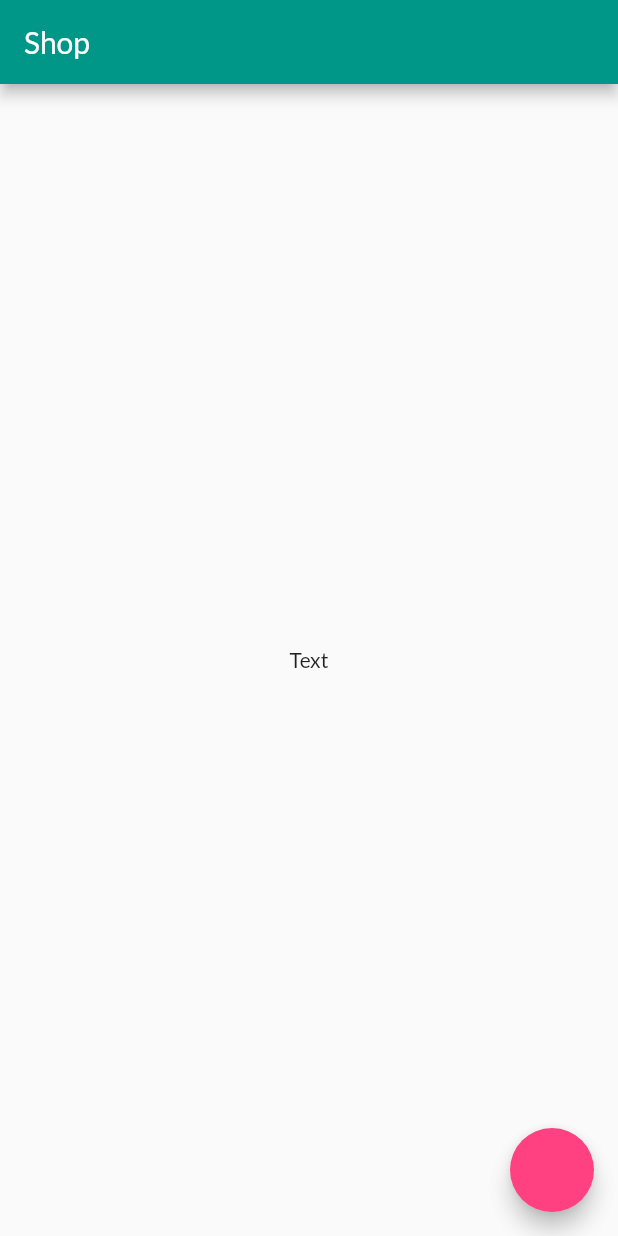
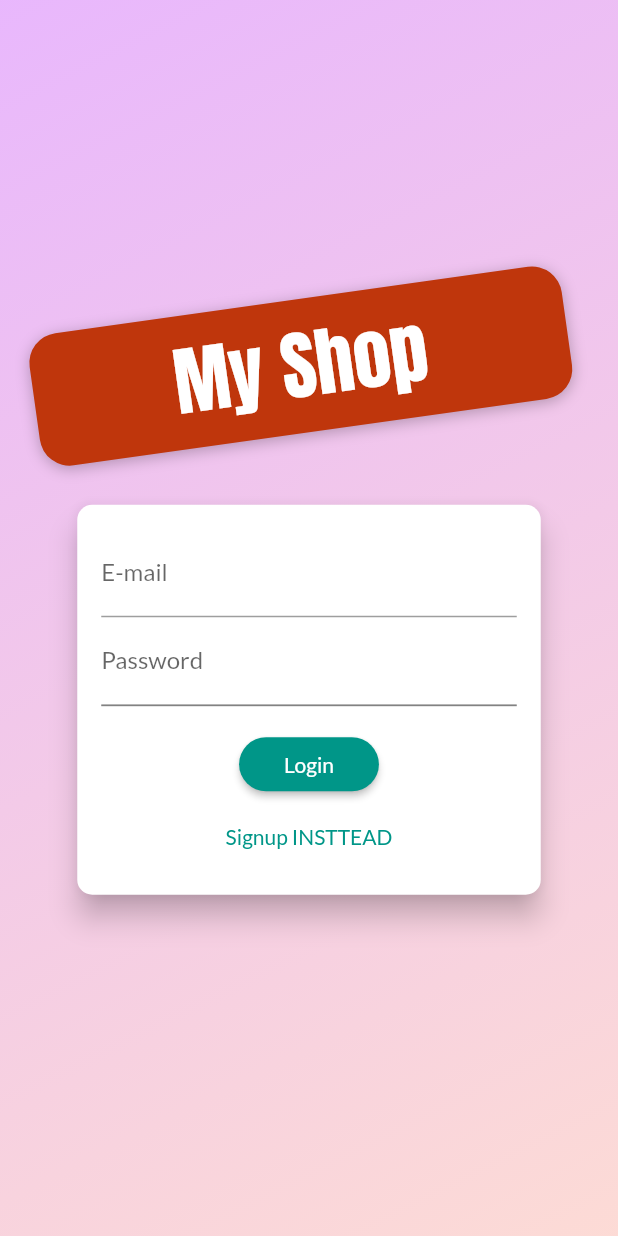
Before and after one commit to Ahmed-Mohmmed-Yousef/flutter_real_shop, a Flutter app: the screen it shows after launch, on a phone screen of 412 x 824 dp. Run offline on Flutter 3.47's test engine with Material 2 defaults, Android fonts, the phone set to English and light mode, and no system bars; our stand-ins replace google_fonts; missing offline and left inert: dart:ffi.

Commit message:
Auth Screen

```diff
--- a/lib/main.dart
+++ b/lib/main.dart
@@ -4,6 +4,7 @@ import 'package:flutter_app/providers/cart.dart';
 import 'package:flutter_app/providers/orders.dart';
 import 'package:flutter_app/providers/product.dart';
 import 'package:flutter_app/providers/products.dart';
+import 'package:flutter_app/screen/auth_screen.dart';
 import 'package:flutter_app/screen/cart_screen.dart';
 import 'package:flutter_app/screen/edit_screen.dart';
 import 'package:flutter_app/screen/oredrs_screen.dart';
@@ -39,8 +40,9 @@ class MyApp extends StatelessWidget {
         accentColor: Colors.pinkAccent,
         fontFamily: GoogleFonts.lato().fontFamily,
       ),
-      initialRoute: ProductOverviewScreen.routeName,
+      initialRoute: AuthScreen.routeName,
       routes: {
+        AuthScreen.routeName: (context) => AuthScreen(),
         SplashScreen.routeName: (context) => SplashScreen(),
         ProductOverviewScreen.routeName: (context) => ProductOverviewScreen(),
         ProductDetailScreen.routeName: (context) => ProductDetailScreen(),
--- a/lib/screen/auth_screen.dart
+++ b/lib/screen/auth_screen.dart
@@ -0,0 +1,266 @@
+import 'dart:ffi';
+import 'dart:math';
+
+import 'package:flutter/material.dart';
+import 'package:google_fonts/google_fonts.dart';
+
+class AuthScreen extends StatelessWidget {
+  static const routeName = '/AuthScreen';
+  @override
+  Widget build(BuildContext context) {
+    final deviceSize = MediaQuery.of(context).size;
+
+    return Scaffold(
+      body: Stack(
+        children: [
+          Container(
+            decoration: BoxDecoration(
+                gradient: LinearGradient(
+                    colors: [
+                      Color.fromRGBO(215, 117, 255, 1).withOpacity(0.5),
+                      Color.fromRGBO(255, 188, 177, 1).withOpacity(0.5),
+                    ],
+                    begin: Alignment.topLeft,
+                    end: Alignment.bottomRight,
+                    stops: [0, 1])),
+          ),
+          SingleChildScrollView(
+            child: Container(
+              height: deviceSize.height,
+              width: deviceSize.width,
+              child: Column(
+                mainAxisAlignment: MainAxisAlignment.center,
+                crossAxisAlignment: CrossAxisAlignment.center,
+                children: [
+                  Flexible(
+                    child: Container(
+                      margin: EdgeInsets.only(bottom: 20),
+                      padding:
+                          EdgeInsets.symmetric(vertical: 8, horizontal: 94),
+                      transform: Matrix4.rotationZ(-8 * pi / 180)
+                        ..translate(-10.0),
+                      decoration: BoxDecoration(
+                          borderRadius: BorderRadius.circular(20),
+                          color: Colors.deepOrange.shade900,
+                          boxShadow: [
+                            BoxShadow(
+                              blurRadius: 8,
+                              color: Colors.black26,
+                              offset: Offset(0, 2),
+                            )
+                          ]),
+                      child: Text(
+                        'My Shop',
+                        style: TextStyle(
+                          color:
+                              Theme.of(context).accentTextTheme.headline6.color,
+                          fontSize: 50,
+                          fontFamily: GoogleFonts.anton().fontFamily,
+                        ),
+                      ),
+                    ),
+                  ),
+                  Flexible(
+                    flex: deviceSize.width > 600 ? 2 : 1,
+                    child: AuthCard(),
+                  )
+                ],
+              ),
+            ),
+          )
+        ],
+      ),
+    );
+  }
+}
+
+class AuthCard extends StatefulWidget {
+  @override
+  _AuthCardState createState() => _AuthCardState();
+}
+
+enum AuthMode { Login, SignUp }
+
+class _AuthCardState extends State<AuthCard>
+    with SingleTickerProviderStateMixin {
+  final GlobalKey<FormState> _formKey = GlobalKey();
+  AuthMode _authMode = AuthMode.Login;
+  Map<String, String> _authData = {'email': '', 'password': ''};
+
+  bool isLoadin = false;
+  bool get isLogin {
+    return _authMode == AuthMode.Login;
+  }
+
+  final TextEditingController _passwordController = TextEditingController();
+
+  AnimationController _animationController;
+  Animation<Offset> _slideAnimation;
+  Animation<double> _opacityAnimation;
+
+  @override
+  void initState() {
+    // TODO: implement initState
+    super.initState();
+    _animationController =
+        AnimationController(vsync: this, duration: Duration(milliseconds: 300));
+
+    _slideAnimation = Tween<Offset>(begin: Offset(0, -0.15), end: Offset(0, 0))
+        .animate(CurvedAnimation(
+      parent: _animationController,
+      curve: Curves.fastOutSlowIn,
+    ));
+    _opacityAnimation =
+        Tween<double>(begin: 1.0, end: 0.0).animate(CurvedAnimation(
+      parent: _animationController,
+      curve: Curves.fastOutSlowIn,
+    ));
+  }
+
+  @override
+  void dispose() {
+    // TODO: implement dispose
+    super.dispose();
+    _animationController.dispose();
+  }
+
+  Future<void> submit() async {
+    FocusScope.of(context).unfocus();
+    if (!_formKey.currentState.validate()) {
+      return;
+    }
+    setState(() {
+      isLoadin = true;
+    });
+    try {} catch (error) {}
+    setState(() {
+      isLoadin = false;
+    });
+  }
+
+  void switchAuthMode() {
+    setState(() {
+      _authMode = isLogin ? AuthMode.SignUp : AuthMode.Login;
+      switch (_authMode) {
+        case AuthMode.Login:
+          _animationController.forward();
+          break;
+        case AuthMode.SignUp:
+          _animationController.reverse();
+          break;
+      }
+    });
+  }
+
+  @override
+  Widget build(BuildContext context) {
+    final deviceSize = MediaQuery.of(context).size;
+    return Card(
+      shape: RoundedRectangleBorder(
+        borderRadius: BorderRadius.circular(10),
+      ),
+      elevation: 8.0,
+      child: AnimatedContainer(
+        duration: Duration(milliseconds: 300),
+        curve: Curves.easeIn,
+        height: !isLogin ? 320 : 260,
+        constraints: BoxConstraints(minHeight: !isLogin ? 320 : 260),
+        width: deviceSize.width * 0.75,
+        padding: EdgeInsets.all(16),
+        child: Form(
+          key: _formKey,
+          child: SingleChildScrollView(
+            child: Column(
+              children: [
+                TextFormField(
+                  key: ValueKey('email'),
+                  decoration: InputDecoration(labelText: 'E-mail'),
+                  keyboardType: TextInputType.emailAddress,
+                  validator: (val) {
+                    if (val.isEmpty || !val.contains('@')) {
+                      return 'Invalid email';
+                    }
+                    return null;
+                  },
+                  onSaved: (val) {
+                    _authData['email'] = val;
+                  },
+                ),
+                TextFormField(
+                  key: ValueKey('password'),
+                  decoration: InputDecoration(labelText: 'Password'),
+                  obscureText: true,
+                  controller: _passwordController,
+                  keyboardType: TextInputType.emailAddress,
+                  validator: (val) {
+                    if (val.isEmpty || val.length < 5) {
+                      return 'Password is too short';
+                    }
+                    return null;
+                  },
+                  onSaved: (val) {
+                    _authData['password'] = val;
+                  },
+                ),
+                AnimatedContainer(
+                  duration: Duration(milliseconds: 300),
+                  constraints: BoxConstraints(
+                    minHeight: isLogin ? 0 : 60,
+                    maxHeight: isLogin ? 0 : 120,
+                  ),
+                  child: FadeTransition(
+                    opacity: _opacityAnimation,
+                    child: SlideTransition(
+                      position: _slideAnimation,
+                      child: TextFormField(
+                        key: ValueKey('cpassword'),
+                        enabled: !isLogin,
+                        decoration:
+                            InputDecoration(labelText: 'Confirm password'),
+                        obscureText: true,
+                        validator: isLogin
+                            ? null
+                            : (val) {
+                                if (val != _passwordController.text) {
+                                  return 'Password is not match';
+                                }
+                                return null;
+                              },
+                        onSaved: (val) {
+                          _authData['password'] = val;
+                        },
+                      ),
+                    ),
+                  ),
+                ),
+                SizedBox(
+                  height: 15,
+                ),
+                if (isLoadin)
+                  CircularProgressIndicator()
+                else
+                  RaisedButton(
+                    child: Text(isLogin ? 'Login' : 'Signup'),
+                    shape: RoundedRectangleBorder(
+                      borderRadius: BorderRadius.circular(30),
+                    ),
+                    padding: EdgeInsets.symmetric(horizontal: 30, vertical: 8),
+                    color: Theme.of(context).primaryColor,
+                    textColor:
+                        Theme.of(context).primaryTextTheme.headline6.color,
+                    onPressed: submit,
+                  ),
+                FlatButton(
+                  child: Text("${!isLogin ? 'Login' : 'Signup'} INSTTEAD"),
+                  onPressed: switchAuthMode,
+                  padding: EdgeInsets.symmetric(horizontal: 30, vertical: 4),
+                  textColor: Theme.of(context).primaryColor,
+                ),
+              ],
+            ),
+          ),
+        ),
+      ),
+    );
+  }
+}
```
Also changed, not shown: 3 other files.
